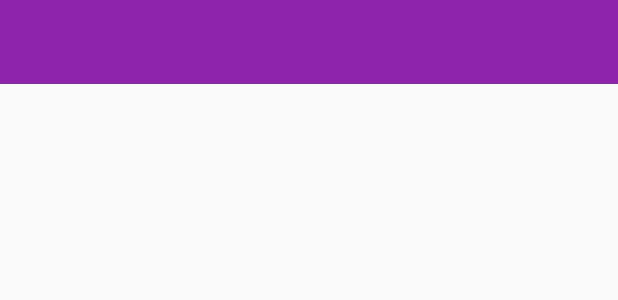
After one commit to chuross/trancebaka, an Android app: the layout fragment_home.xml on its own in the app's theme, with its tools: preview values and no code run, on a phone screen of 412 x 824 dp. The commit adds this screen. Shown: the top 300 px of the screen. Run offline under Robolectric (Android 15) with nearby library versions, the phone set to English and light mode, and no system bars.

Commit message:
Toolbarを追加した

```diff
--- a/app/src/main/kotlin/com/github/chuross/trancebaka/ui/activity/ScreenActivity.kt
+++ b/app/src/main/kotlin/com/github/chuross/trancebaka/ui/activity/ScreenActivity.kt
@@ -5,9 +5,13 @@ import com.github.chuross.library.mvp.view.activity.PresentationActivity
 import com.github.chuross.trancebaka.R
 import com.github.chuross.trancebaka.databinding.ActivityScreenBinding
 import com.github.chuross.trancebaka.ui.activity.presenter.ScreenActivityPresenter
+import com.github.chuross.trancebaka.ui.fragment.screen.base.FragmentNavigator
 
 
 class ScreenActivity : PresentationActivity<ScreenActivityPresenter, ActivityScreenBinding>() {
+
+    val navigator by lazy { FragmentNavigator(supportFragmentManager, R.id.layout_screen) }
+
 
     override fun getLayoutResourceId(): Int = R.layout.activity_screen
 
--- a/app/src/main/kotlin/com/github/chuross/trancebaka/ui/activity/presenter/ScreenActivityPresenter.kt
+++ b/app/src/main/kotlin/com/github/chuross/trancebaka/ui/activity/presenter/ScreenActivityPresenter.kt
@@ -4,19 +4,15 @@ import android.os.Bundle
 import android.support.v7.app.ActionBarDrawerToggle
 import android.support.v7.widget.Toolbar
 import com.github.chuross.library.mvp.presenter.ActivityPresenter
-import com.github.chuross.trancebaka.R
 import com.github.chuross.trancebaka.ui.activity.ScreenActivity
 import com.github.chuross.trancebaka.ui.fragment.screen.HomeScreenFragment
-import com.github.chuross.trancebaka.ui.fragment.screen.base.FragmentNavigator
 
 
 class ScreenActivityPresenter(activity: ScreenActivity) : ActivityPresenter<ScreenActivity>(activity) {
 
-    private val navigator by lazy { FragmentNavigator(view.supportFragmentManager, R.id.layout_screen) }
-
     override fun create(savedInstanceState: Bundle?) {
         super.create(savedInstanceState)
-        navigator.launchScreen(HomeScreenFragment())
+        view.navigator.launchScreen(HomeScreenFragment())
     }
 
     fun bindToolbar(toolbar: Toolbar) {
--- a/app/src/main/kotlin/com/github/chuross/trancebaka/ui/fragment/screen/base/BasePresentationFragment.kt
+++ b/app/src/main/kotlin/com/github/chuross/trancebaka/ui/fragment/base/BasePresentationFragment.kt
@@ -1,4 +1,4 @@
-package com.github.chuross.trancebaka.ui.fragment.screen.base
+package com.github.chuross.trancebaka.ui.fragment.base
 
 import android.databinding.ViewDataBinding
 import com.github.chuross.library.mvp.presenter.SupportFragmentPresenter
--- a/app/src/main/kotlin/com/github/chuross/trancebaka/ui/fragment/screen/HomeScreenFragment.kt
+++ b/app/src/main/kotlin/com/github/chuross/trancebaka/ui/fragment/screen/HomeScreenFragment.kt
@@ -4,7 +4,7 @@ import android.support.v4.app.Fragment
 import com.github.chuross.trancebaka.R
 import com.github.chuross.trancebaka.application.ApplicationScreen
 import com.github.chuross.trancebaka.databinding.FragmentHomeScreenBinding
-import com.github.chuross.trancebaka.ui.fragment.screen.base.BasePresentationFragment
+import com.github.chuross.trancebaka.ui.fragment.base.BasePresentationFragment
 import com.github.chuross.trancebaka.ui.fragment.screen.base.Screen
 import com.github.chuross.trancebaka.ui.fragment.screen.base.ScreenFragment
 import com.github.chuross.trancebaka.ui.fragment.screen.presenter.HomeScreenFragmentPresenter
--- a/app/src/main/res/layout/activity_screen.xml
+++ b/app/src/main/res/layout/activity_screen.xml
@@ -22,5 +22,6 @@
             android:layout_height="match_parent"
             android:layout_gravity="start"
             app:menu="@menu/drawer" />
+
     </android.support.v4.widget.DrawerLayout>
 </layout>
--- /dev/null
+++ b/app/src/main/res/layout/fragment_home.xml
@@ -0,0 +1,20 @@
+<?xml version="1.0" encoding="utf-8"?>
+<layout
+    xmlns:android="http://schemas.android.com/apk/res/android"
+    xmlns:app="http://schemas.android.com/apk/res-auto">
+
+    <data>
+    </data>
+
+    <android.support.design.widget.CoordinatorLayout
+        android:layout_width="match_parent"
+        android:layout_height="match_parent">
+
+        <android.support.v7.widget.Toolbar
+            android:id="@+id/toolbar"
+            android:background="@color/colorPrimary"
+            style="@style/Toolbar" />
+
+    </android.support.design.widget.CoordinatorLayout>
+
+</layout>
--- a/app/src/main/res/values/styles.xml
+++ b/app/src/main/res/values/styles.xml
@@ -8,4 +8,11 @@
         <item name="colorAccent">@color/colorAccent</item>
     </style>
 
+    <style name="Toolbar">
+        <item name="android:layout_width">match_parent</item>
+        <item name="android:layout_height">wrap_content</item>
+        <item name="android:minHeight">?attr/actionBarSize</item>
+        <item name="android:theme">@style/ThemeOverlay.AppCompat.Dark.ActionBar</item>
+    </style>
+
 </resources>
```
Also changed, not shown: app/src/main/kotlin/com/github/chuross/trancebaka/ui/fragment/module/HomeFragment.kt (added, +15 -0 lines), app/src/main/kotlin/com/github/chuross/trancebaka/ui/fragment/module/presenter/HomeFragmentPresenter.kt (added, +16 -0 lines), app/src/main/kotlin/com/github/chuross/trancebaka/ui/fragment/screen/presenter/HomeScreenFragmentPresenter.kt (+11 -0 lines).
